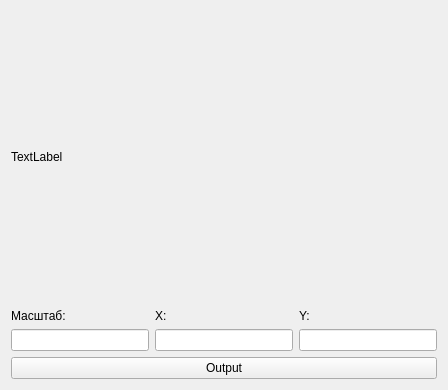
Old version of the form templates/mainDesign.ui in the repository AmensMortem/Amens.
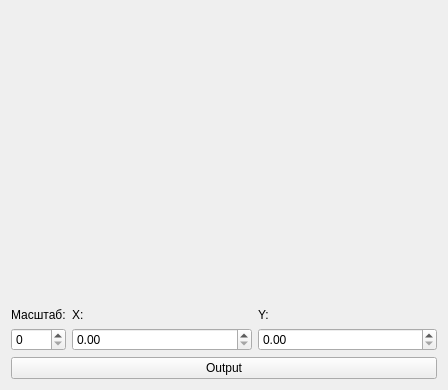
New version of the form.

```diff
--- a/templates/mainDesign.ui
+++ b/templates/mainDesign.ui
@@ -14,15 +14,25 @@
    <string>Карта</string>
   </property>
   <layout class="QGridLayout" name="gridLayout_2">
-   <item row="3" column="1">
-    <widget class="QLineEdit" name="xInput"/>
+   <item row="2" column="1" colspan="2">
+    <widget class="QLabel" name="label_2">
+     <property name="sizePolicy">
+      <sizepolicy hsizetype="Fixed" vsizetype="Fixed">
+       <horstretch>0</horstretch>
+       <verstretch>0</verstretch>
+      </sizepolicy>
+     </property>
+     <property name="text">
+      <string>X:</string>
+     </property>
+    </widget>
    </item>
    <item row="0" column="0" colspan="3">
     <layout class="QGridLayout" name="gridLayout">
      <item row="0" column="0">
       <widget class="QLabel" name="mapOut">
        <property name="text">
-        <string>TextLabel</string>
+        <string/>
        </property>
       </widget>
      </item>
@@ -35,12 +45,6 @@
      </property>
     </widget>
    </item>
-   <item row="3" column="0">
-    <widget class="QLineEdit" name="scaleInput"/>
-   </item>
-   <item row="3" column="2">
-    <widget class="QLineEdit" name="yInput"/>
-   </item>
    <item row="2" column="0">
     <widget class="QLabel" name="label">
      <property name="sizePolicy">
@@ -61,19 +65,29 @@
      </property>
     </widget>
    </item>
-   <item row="2" column="1" colspan="2">
-    <widget class="QLabel" name="label_2">
+   <item row="3" column="2">
+    <widget class="QDoubleSpinBox" name="yInput">
      <property name="sizePolicy">
-      <sizepolicy hsizetype="Fixed" vsizetype="Fixed">
+      <sizepolicy hsizetype="Expanding" vsizetype="Fixed">
        <horstretch>0</horstretch>
        <verstretch>0</verstretch>
       </sizepolicy>
      </property>
-     <property name="text">
-      <string>X:</string>
+    </widget>
+   </item>
+   <item row="3" column="1">
+    <widget class="QDoubleSpinBox" name="xInput">
+     <property name="sizePolicy">
+      <sizepolicy hsizetype="Expanding" vsizetype="Fixed">
+       <horstretch>0</horstretch>
+       <verstretch>0</verstretch>
+      </sizepolicy>
      </property>
     </widget>
    </item>
+   <item row="3" column="0">
+    <widget class="QSpinBox" name="scaleInput"/>
+   </item>
   </layout>
  </widget>
  <resources/>
```
